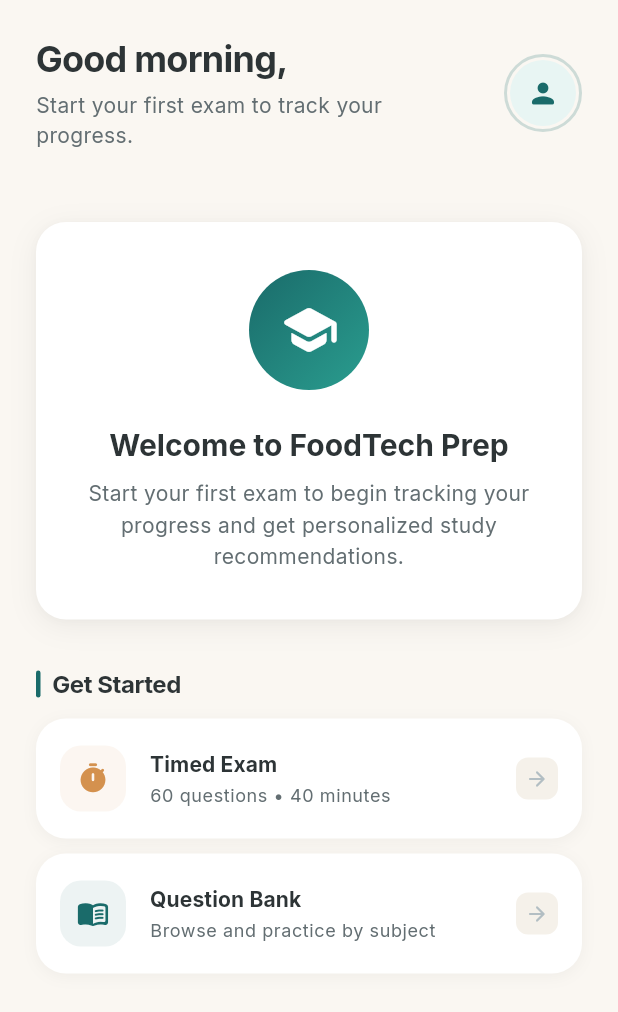
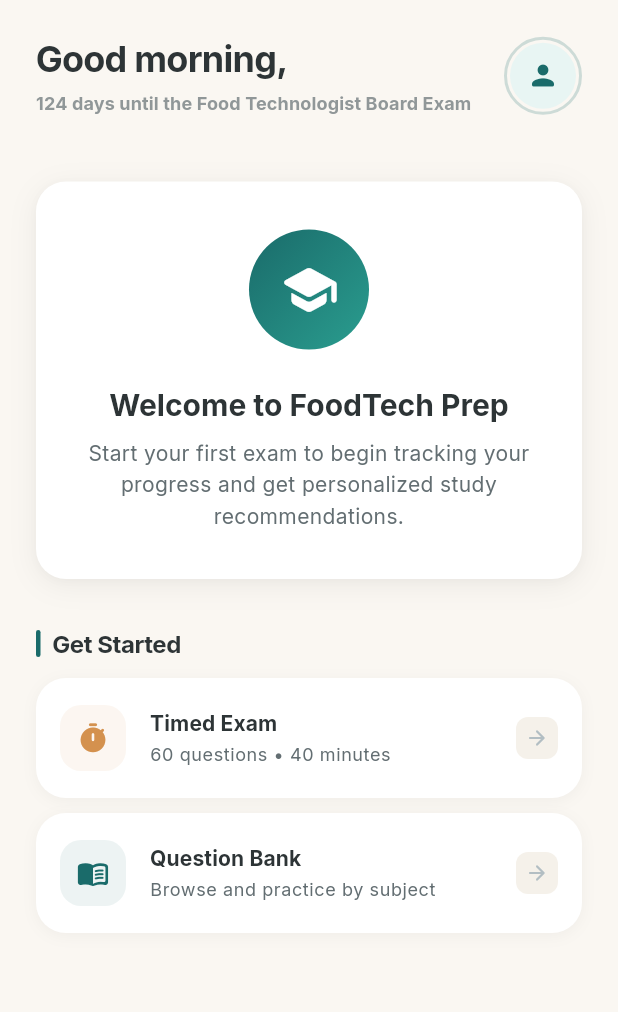
Before and after one commit to lestherbualan/foodtech-prep, a Flutter app: the screen it shows once a user with an empty profile is signed in, on a phone screen of 412 x 824 dp. Shown: the top 1012 px of the screen. Run offline on Flutter 3.47's test engine with Material 3 defaults, Android fonts, the phone set to English and light mode, and no system bars; our stand-ins replace cloud_firestore, firebase_auth, firebase_core, flutter_riverpod, go_router, google_fonts and 1 more; accounts and stored records are empty.

Commit message:
add exam date countdown para ma pressure ang user HAHAHA

```diff
--- a/lib/features/exam/presentation/screens/exam_review_screen.dart
+++ b/lib/features/exam/presentation/screens/exam_review_screen.dart
@@ -28,6 +28,12 @@ class _ExamReviewScreenState extends ConsumerState<ExamReviewScreen> {
   List<Question> get _filteredQuestions {
     return switch (_filter) {
       _ReviewFilter.all => result.questions,
+      _ReviewFilter.correct => result.questions.where((q) {
+        final sel = result.answers[q.questionId];
+        final correct =
+            result.displayCorrectAnswers[q.questionId] ?? q.correctAnswerLabel;
+        return sel != null && sel == correct;
+      }).toList(),
       _ReviewFilter.incorrect => result.questions.where((q) {
         final sel = result.answers[q.questionId];
         final correct =
@@ -78,7 +84,8 @@ class _ExamReviewScreenState extends ConsumerState<ExamReviewScreen> {
       body: Column(
         children: [
           // ── Filter chips ──
-          Padding(
+          SingleChildScrollView(
+            scrollDirection: Axis.horizontal,
             padding: const EdgeInsets.fromLTRB(
               AppSpacing.md,
               AppSpacing.sm,
@@ -90,6 +97,7 @@ class _ExamReviewScreenState extends ConsumerState<ExamReviewScreen> {
                 final isActive = f == _filter;
                 final count = switch (f) {
                   _ReviewFilter.all => result.totalQuestions,
+                  _ReviewFilter.correct => result.correctCount,
                   _ReviewFilter.incorrect => result.incorrectCount,
                   _ReviewFilter.unanswered => result.unansweredCount,
                 };
@@ -179,6 +187,7 @@ class _ExamReviewScreenState extends ConsumerState<ExamReviewScreen> {
 
 enum _ReviewFilter {
   all('All'),
+  correct('Correct'),
   incorrect('Incorrect'),
   unanswered('Unanswered');
 
@@ -197,6 +206,11 @@ class _EmptyFilterState extends StatelessWidget {
   @override
   Widget build(BuildContext context) {
     final (IconData icon, String title, String subtitle) = switch (filter) {
+      _ReviewFilter.correct => (
+        Icons.sentiment_dissatisfied_rounded,
+        'No Correct Answers',
+        'Keep practicing — you\'ll get there!',
+      ),
       _ReviewFilter.incorrect => (
         Icons.check_circle_outline_rounded,
         'No Incorrect Answers',
--- a/lib/features/home/presentation/screens/home_screen.dart
+++ b/lib/features/home/presentation/screens/home_screen.dart
@@ -61,18 +61,40 @@ class HomeScreen extends ConsumerWidget {
                                   letterSpacing: -0.5,
                                 ),
                           ),
-                          const SizedBox(height: AppSpacing.xs + 2),
-                          if (user != null)
-                            _SmartSubtitle(userId: user.uid)
-                          else
-                            Text(
-                              'Prepare for your board exam.',
-                              style: Theme.of(context).textTheme.bodyMedium
-                                  ?.copyWith(
-                                    color: AppColors.textSecondary,
-                                    height: 1.4,
-                                  ),
-                            ),
+                          Builder(
+                            builder: (context) {
+                              final examDate = DateTime(2026, 8, 12);
+                              final now = DateTime.now();
+                              final today = DateTime(
+                                now.year,
+                                now.month,
+                                now.day,
+                              );
+                              final daysLeft = examDate
+                                  .difference(today)
+                                  .inDays;
+                              if (daysLeft < 0) return const SizedBox.shrink();
+                              final text = daysLeft == 0
+                                  ? 'Board exam is today'
+                                  : '$daysLeft day${daysLeft == 1 ? '' : 's'} until the Food Technologist Board Exam';
+                              return Padding(
+                                padding: const EdgeInsets.only(
+                                  top: AppSpacing.xs + 2,
+                                ),
+                                child: Text(
+                                  text,
+                                  style: Theme.of(context).textTheme.bodySmall
+                                      ?.copyWith(
+                                        color: AppColors.textSecondary
+                                            .withValues(alpha: 0.7),
+                                        fontWeight: FontWeight.w700,
+                                        letterSpacing: 0.1,
+                                        fontSize: 12,
+                                      ),
+                                ),
+                              );
+                            },
+                          ),
                         ],
                       ),
                     ),
@@ -109,7 +131,9 @@ class HomeScreen extends ConsumerWidget {
               ),
             ),
 
-            const SliverToBoxAdapter(child: SizedBox(height: AppSpacing.lg)),
+            const SliverToBoxAdapter(
+              child: SizedBox(height: AppSpacing.md + 4),
+            ),
 
             // ── Body content ──
             if (user != null)
@@ -126,51 +150,6 @@ class HomeScreen extends ConsumerWidget {
           ],
         ),
       ),
-    );
-  }
-}
-
-// ═══════════════════════════════════════════════════════════════════════════════
-// Smart subtitle — context-aware status line
-// ═══════════════════════════════════════════════════════════════════════════════
-
-class _SmartSubtitle extends ConsumerWidget {
-  const _SmartSubtitle({required this.userId});
-  final String userId;
-
-  @override
-  Widget build(BuildContext context, WidgetRef ref) {
-    final statsAsync = ref.watch(dashboardStatsProvider(userId));
-
-    final text = statsAsync.when(
-      loading: () => 'Prepare for your board exam.',
-      error: (_, _) => 'Prepare for your board exam.',
-      data: (stats) {
-        if (stats.totalAttempts == 0) {
-          return 'Start your first exam to track your progress.';
-        }
-        final parts = <String>[];
-        parts.add(
-          '${stats.totalAttempts} exam${stats.totalAttempts == 1 ? '' : 's'} taken',
-        );
-        parts.add('Best ${stats.bestScore.round()}%');
-        if (stats.weakestSubject != null) {
-          parts.add(
-            'Focus next: ${ExamSubject.abbreviate(stats.weakestSubject!)}',
-          );
-        }
-        return parts.join(' · ');
-      },
-    );
-
-    return Text(
-      text,
-      style: Theme.of(context).textTheme.bodyMedium?.copyWith(
-        color: AppColors.textSecondary,
-        height: 1.4,
-      ),
-      maxLines: 2,
-      overflow: TextOverflow.ellipsis,
     );
   }
 }
```
